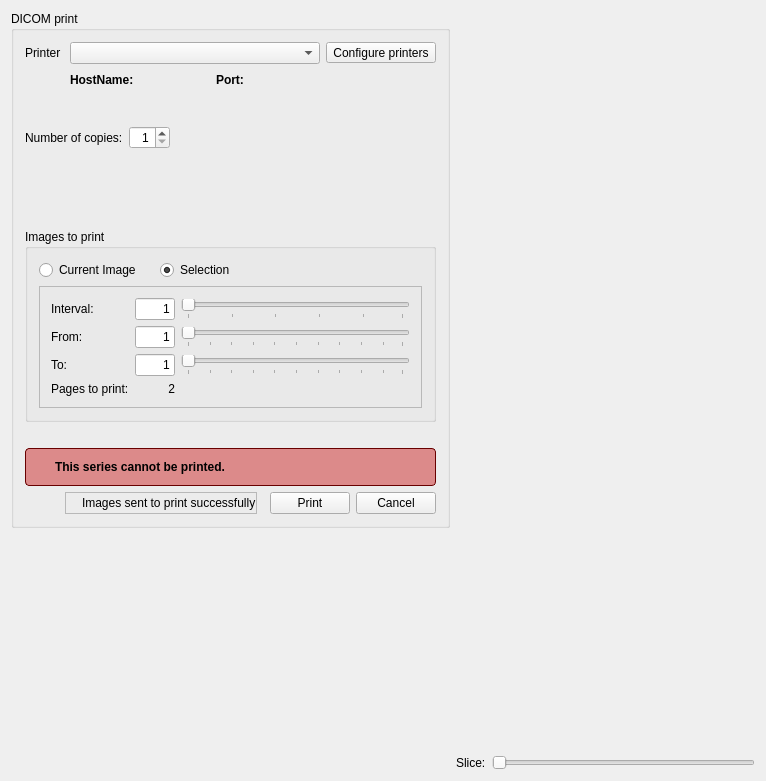
Above: starviewer/src/extensions/playground/dicomprint/qdicomprintextensionbase.ui from starviewer-medical/starviewer before the change. Below: the same form after it.
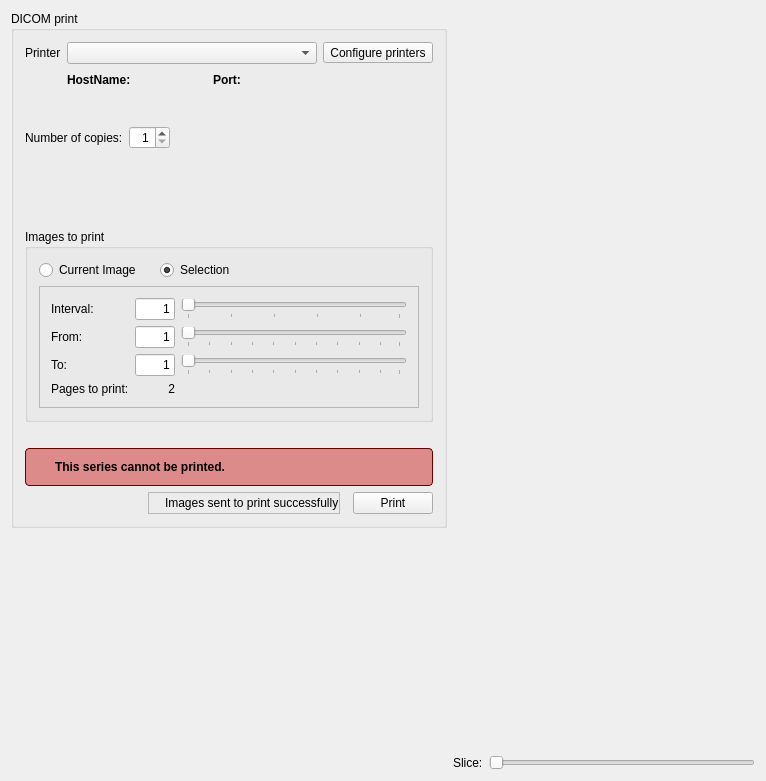
That is the form after the change. Icons and pictures are not drawn. Custom widgets are drawn as their Qt base class.

Commit message: ENH:Es treue el botó cancel ja no fa cap acció.

Patch:
```diff
--- a/starviewer/src/extensions/playground/dicomprint/qdicomprintextensionbase.ui
+++ b/starviewer/src/extensions/playground/dicomprint/qdicomprintextensionbase.ui
@@ -673,13 +673,6 @@
             </property>
            </widget>
           </item>
-          <item>
-           <widget class="QPushButton" name="m_cancelButton">
-            <property name="text">
-             <string>Cancel</string>
-            </property>
-           </widget>
-          </item>
          </layout>
         </item>
        </layout>
```
Left out of the diff: 1 changed line with no effect on the pictures. The commit also changes 1 other file.
